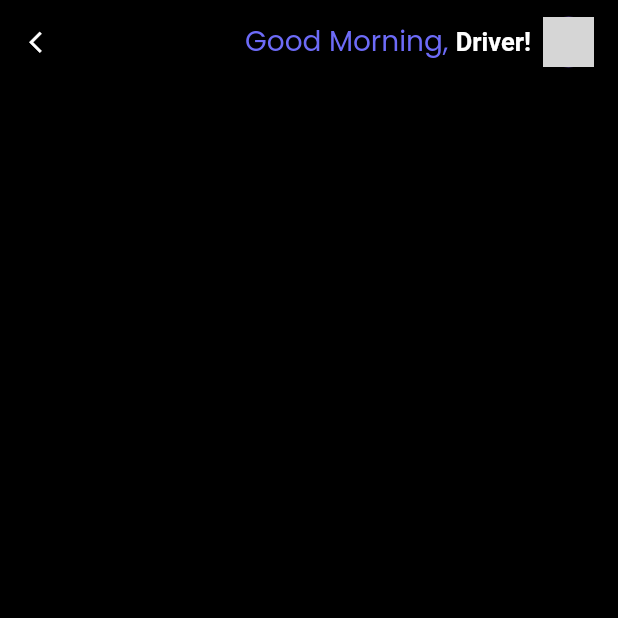
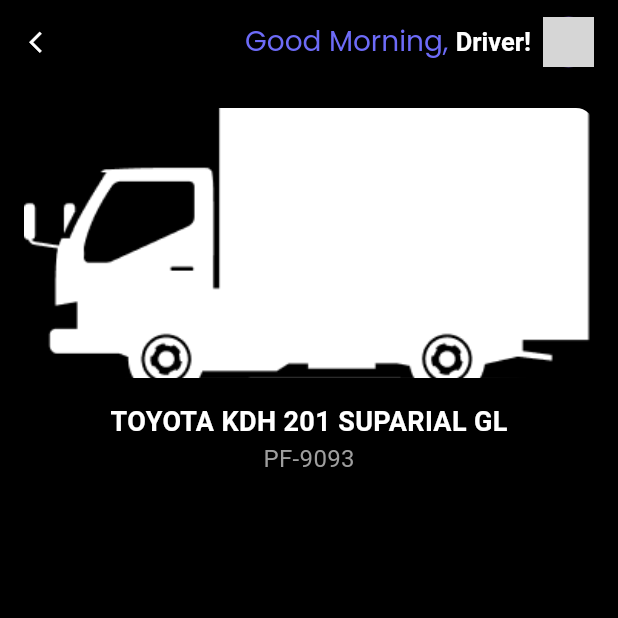
Before and after one commit to DriveOrbit/Driveorbit-App, a Flutter app: the VehicleInfoPage screen opened directly, on a phone screen of 412 x 824 dp, the top half of it. Run offline on Flutter 3.47's test engine with Material 3 defaults, Android fonts, the phone set to English and light mode, and no system bars; our stand-ins replace cloud_firestore, firebase_auth, firebase_core, flutter_otp_text_field, flutter_screenutil, geolocator and 6 more; missing offline and left inert: mobile_scanner; accounts and stored records are empty; network calls fail; grey boxes are pictures that could not be loaded.

Commit message:
feat: Add vehicle image and basic information

```diff
--- a/lib/Screens/vehicle_dasboard/vehicle_info.dart
+++ b/lib/Screens/vehicle_dasboard/vehicle_info.dart
@@ -200,7 +200,43 @@ class _VehicleInfoPageState extends State<VehicleInfoPage> {
             child: Column(
               crossAxisAlignment: CrossAxisAlignment.start,
               children: [
-                // Add your vehicle info content here
+                // Add after the header in the Column children
+                Container(
+                  width: double.infinity,
+                  height: 180,
+                  decoration: BoxDecoration(
+                    borderRadius: BorderRadius.circular(12),
+                    image: const DecorationImage(
+                      image: AssetImage('assets/truck1.png'),
+                      fit: BoxFit.cover,
+                    ),
+                  ),
+                ),
+                const SizedBox(height: 16),
+
+              // Vehicle title
+                const Center(
+                  child: Text(
+                    'TOYOTA KDH 201 SUPARIAL GL',
+                    style: TextStyle(
+                      fontSize: 18,
+                      fontWeight: FontWeight.bold,
+                      color: Colors.white,
+                    ),
+                  ),
+                ),
+
+                // Vehicle number
+                const Center(
+                  child: Text(
+                    'PF-9093',
+                    style: TextStyle(
+                      fontSize: 16,
+                      color: Colors.grey,
+                    ),
+                  ),
+                ),
+                const SizedBox(height: 16),
               ],
             ),
           ),
```
